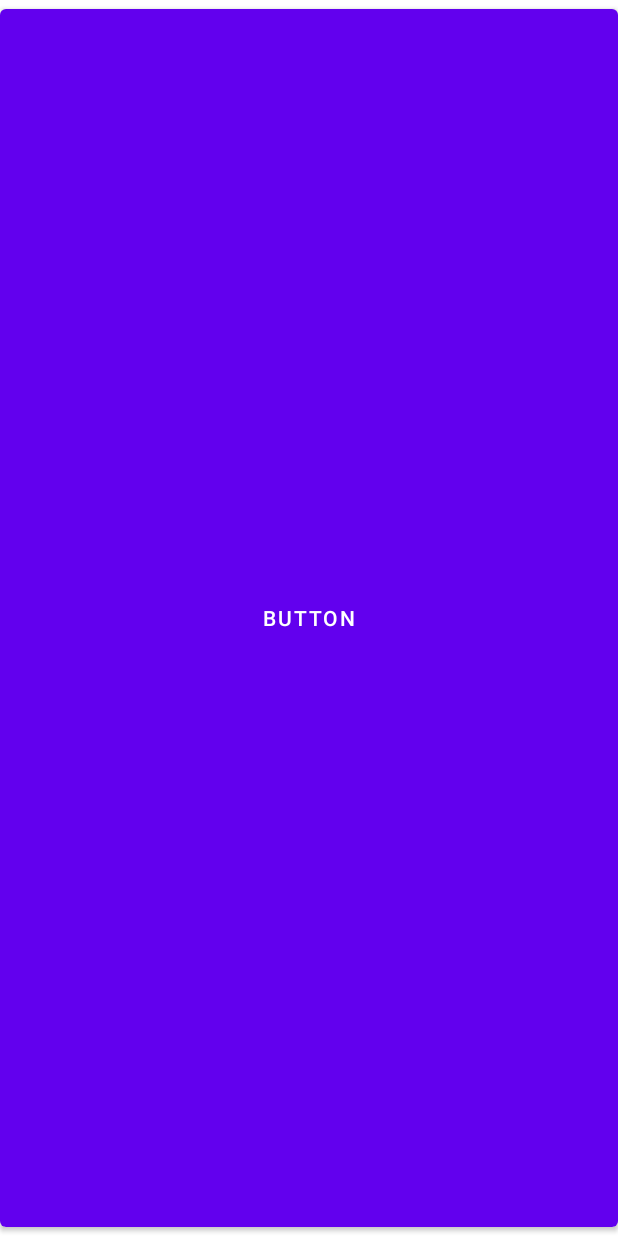
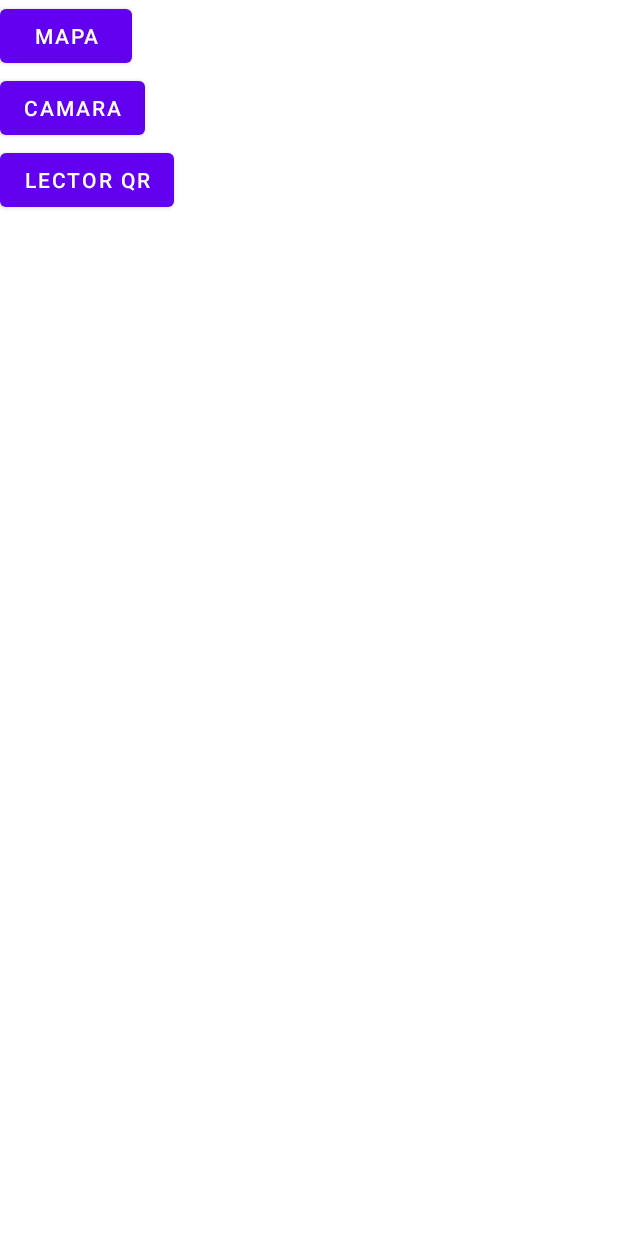
Before and after one commit to ferseba18/CarnavalTPM3, an Android app: the screen it shows after launch (ActividadInicial), on a phone screen of 412 x 824 dp. Run offline under Robolectric (Android 15) with nearby library versions, the phone set to English and light mode, and no system bars.

Commit message:
Botones de acceso

```diff
--- a/app/src/main/AndroidManifest.xml
+++ b/app/src/main/AndroidManifest.xml
@@ -21,6 +21,9 @@
         android:roundIcon="@mipmap/ic_feria_round"
         android:supportsRtl="true"
         android:theme="@style/Theme.Carnaval">
+        <activity
+            android:name=".actividades.ActividadLectorQR"
+            android:exported="false" />
         <activity
             android:name=".actividades.ActividadCamara"
             android:exported="false" />
--- a/app/src/main/java/com/example/carnaval/actividades/ActividadInicial.kt
+++ b/app/src/main/java/com/example/carnaval/actividades/ActividadInicial.kt
@@ -15,7 +15,9 @@ class ActividadInicial : AppCompatActivity() {
         binding =ActivityActividadInicialBinding.inflate(layoutInflater)
         setContentView(binding.root)
 
-        binding.buttonMap.setOnClickListener { verCamara() }
+        binding.buttonMap.setOnClickListener { verUbicacion() }
+        binding.camara.setOnClickListener { verCamara() }
+        binding.lectorQr.setOnClickListener { verQR() }
 
 
 
@@ -33,4 +35,8 @@ class ActividadInicial : AppCompatActivity() {
         val intent = Intent(this, ActividadCamara::class.java)
         startActivity(intent)
     }
+    private fun verQR() {
+        val intent = Intent(this, ActividadLectorQR::class.java)
+        startActivity(intent)
+    }
 }
--- a/app/src/main/res/layout/activity_actividad_inicial.xml
+++ b/app/src/main/res/layout/activity_actividad_inicial.xml
@@ -2,16 +2,37 @@
 <androidx.constraintlayout.widget.ConstraintLayout xmlns:android="http://schemas.android.com/apk/res/android"
     xmlns:app="http://schemas.android.com/apk/res-auto"
     xmlns:tools="http://schemas.android.com/tools"
-    android:layout_width="wrap_content"
-    android:layout_height="wrap_content"
+    android:layout_width="match_parent"
+    android:layout_height="match_parent"
     tools:context=".actividades.ActividadInicial">
 
-    <Button
-        android:id="@+id/button_map"
+    <LinearLayout
         android:layout_width="match_parent"
         android:layout_height="match_parent"
-        android:text="Button"
-        tools:layout_editor_absoluteX="158dp"
-        tools:layout_editor_absoluteY="327dp" />
+        android:orientation="vertical">
+
+        <Button
+            android:id="@+id/button_map"
+            android:layout_width="wrap_content"
+            android:layout_height="wrap_content"
+            android:text="Mapa" />
+
+        <Button
+            android:id="@+id/camara"
+            android:layout_width="wrap_content"
+            android:layout_height="wrap_content"
+            android:text="Camara"
+            tools:layout_editor_absoluteX="158dp"
+            tools:layout_editor_absoluteY="327dp" />
+
+        <Button
+            android:id="@+id/lector_qr"
+            android:layout_width="wrap_content"
+            android:layout_height="wrap_content"
+            android:text="Lector QR"
+            tools:layout_editor_absoluteX="158dp"
+            tools:layout_editor_absoluteY="327dp" />
+
+    </LinearLayout>
 
 </androidx.constraintlayout.widget.ConstraintLayout>
```
Also changed, not shown: app/src/main/java/com/example/carnaval/actividades/ActividadLectorQR.kt (added, +12 -0 lines), app/src/main/res/layout/activity_actividad_lector_qr.xml (added, +9 -0 lines).
